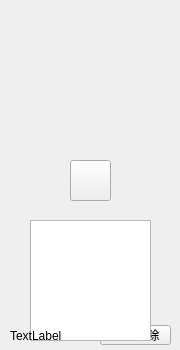
Qt form widget.ui (sjchen1994/MyFirstWindowApp) before a commit.
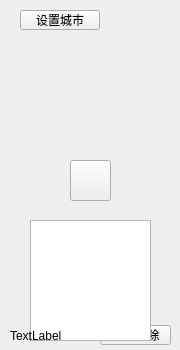
The same form after that commit. Icons and pictures are not drawn.

Commit message: 实现初始城市设置

```diff
--- a/widget.ui
+++ b/widget.ui
@@ -203,6 +203,19 @@
     <string/>
    </property>
   </widget>
+  <widget class="QPushButton" name="set_city">
+   <property name="geometry">
+    <rect>
+     <x>20</x>
+     <y>10</y>
+     <width>80</width>
+     <height>20</height>
+    </rect>
+   </property>
+   <property name="text">
+    <string>设置城市</string>
+   </property>
+  </widget>
   <zorder>pushButton</zorder>
   <zorder>transButton</zorder>
   <zorder>memButton</zorder>
```
Left out of the diff: 1 changed line with no effect on the pictures. The commit also changes 6 other files.
